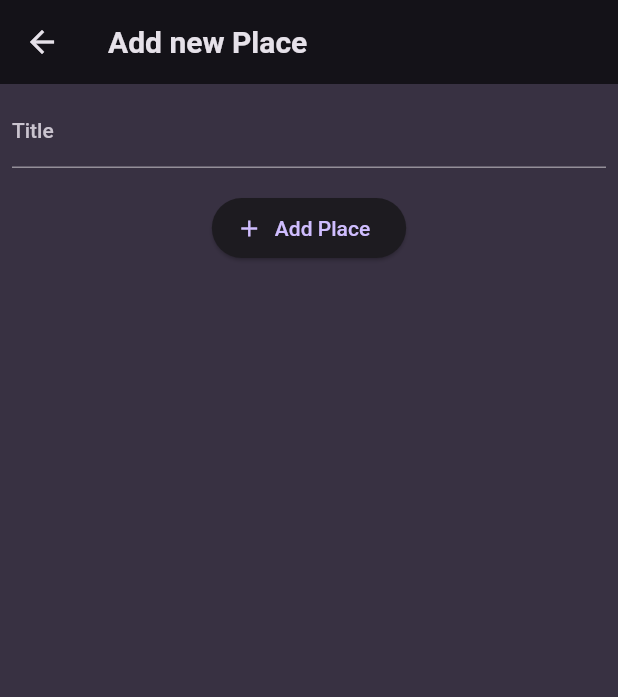
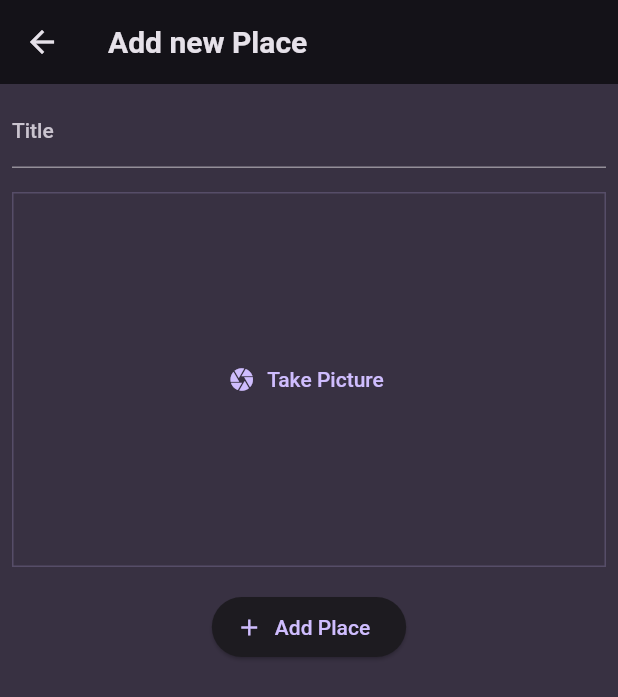
Before and after one commit to wadpas/favorite_places_flutter, a Flutter app: the AddPlaceScreen screen opened directly, after a tap on "Add Place", on a phone screen of 412 x 824 dp. Shown: the top 697 px of the screen. Run offline on Flutter 3.47's test engine with Material 2 defaults, Android fonts, the phone set to English and light mode, and no system bars; our stand-ins replace flutter_riverpod, google_fonts, image_picker.

Commit message:
added image picker

```diff
--- a/lib/main.dart
+++ b/lib/main.dart
@@ -1,6 +1,5 @@
 import 'package:favorite_places_flutter/screens/places.dart';
 import 'package:flutter_riverpod/flutter_riverpod.dart';
-import 'package:riverpod/riverpod.dart';
 import 'package:flutter/material.dart';
 
 import 'package:google_fonts/google_fonts.dart';
--- a/lib/models/place.dart
+++ b/lib/models/place.dart
@@ -1,10 +1,12 @@
+import 'dart:io';
 import 'package:uuid/uuid.dart';
 
 const uuid = Uuid();
 
 class Place {
-  Place({required this.title}) : id = uuid.v4();
+  Place({required this.title, required this.image}) : id = uuid.v4();
 
   final String id;
   final String title;
+  final File image;
 }
--- a/lib/providers/user_places.dart
+++ b/lib/providers/user_places.dart
@@ -1,11 +1,13 @@
+import 'dart:io';
+
 import 'package:favorite_places_flutter/models/place.dart';
 import 'package:flutter_riverpod/flutter_riverpod.dart';
 
 class UserPlacesNotifire extends StateNotifier<List<Place>> {
   UserPlacesNotifire() : super(const []);
 
-  void addPlace(String title) {
-    final newPlace = Place(title: title);
+  void addPlace(String title, File image) {
+    final newPlace = Place(title: title, image: image);
     state = [...state, newPlace];
   }
 }
--- a/lib/screens/add_place.dart
+++ b/lib/screens/add_place.dart
@@ -1,4 +1,6 @@
+import 'dart:io';
 import 'package:favorite_places_flutter/providers/user_places.dart';
+import 'package:favorite_places_flutter/widgets/image_input.dart';
 import 'package:flutter/material.dart';
 import 'package:flutter_riverpod/flutter_riverpod.dart';
 
@@ -11,14 +13,17 @@
 
 class _AddPlaceScreenState extends ConsumerState<AddPlaceScreen> {
   final _titleController = TextEditingController();
+  File? _selectedImage;
 
   void _savePlace() {
     final enteredTitle = _titleController.text;
 
-    if (enteredTitle.isEmpty) {
+    if (enteredTitle.isEmpty || _selectedImage == null) {
       return;
     }
-    ref.read(userPlacesProvider.notifier).addPlace(enteredTitle);
+    ref
+        .read(userPlacesProvider.notifier)
+        .addPlace(enteredTitle, _selectedImage!);
     Navigator.of(context).pop();
   }
 
@@ -48,6 +53,10 @@
               ),
             ),
             const SizedBox(height: 16),
+            ImageInput(onPickImage: (image) {
+              _selectedImage = image;
+            }),
+            const SizedBox(height: 16),
             ElevatedButton.icon(
               onPressed: _savePlace,
               icon: const Icon(Icons.add),
--- /dev/null
+++ b/lib/widgets/image_input.dart
@@ -0,0 +1,66 @@
+import 'dart:io';
+
+import 'package:flutter/material.dart';
+import 'package:image_picker/image_picker.dart';
+
+class ImageInput extends StatefulWidget {
+  const ImageInput({super.key, required this.onPickImage});
+  final void Function(File image) onPickImage;
+
+  @override
+  State<ImageInput> createState() => _ImageInputState();
+}
+
+class _ImageInputState extends State<ImageInput> {
+  File? _selectedImage;
+
+  void _takePicture() async {
+    final imagePicker = ImagePicker();
+    final pickedImage =
+        await imagePicker.pickImage(source: ImageSource.camera, maxWidth: 600);
+
+    if (pickedImage == null) {
+      return;
+    }
+
+    setState(() {
+      _selectedImage = File(pickedImage.path);
+    });
+
+    widget.onPickImage(_selectedImage!);
+  }
+
+  @override
+  Widget build(BuildContext context) {
+    Widget content = TextButton.icon(
+      icon: const Icon(Icons.camera),
+      label: const Text('Take Picture'),
+      onPressed: _takePicture,
+    );
+
+    if (_selectedImage != null) {
+      content = GestureDetector(
+        onTap: _takePicture,
+        child: Image.file(
+          _selectedImage!,
+          fit: BoxFit.cover,
+          width: double.infinity,
+          height: double.infinity,
+        ),
+      );
+    }
+
+    return Container(
+      decoration: BoxDecoration(
+        border: Border.all(
+          width: 1,
+          color: Theme.of(context).colorScheme.primary.withOpacity(0.2),
+        ),
+      ),
+      height: 250,
+      width: double.infinity,
+      alignment: Alignment.center,
+      child: content,
+    );
+  }
+}
--- a/pubspec.yaml
+++ b/pubspec.yaml
@@ -38,6 +38,8 @@
   google_fonts: ^5.1.0
   uuid: ^3.0.7
   flutter_riverpod: ^2.3.7
+  image: ^4.0.17
+  image_picker: ^1.0.2
 
 dev_dependencies:
   flutter_test:
```
Also changed, not shown: lib/screens/place_details.dart (+26 -0 lines), lib/widgets/places_list.dart (+14 -0 lines), pubspec.lock.
